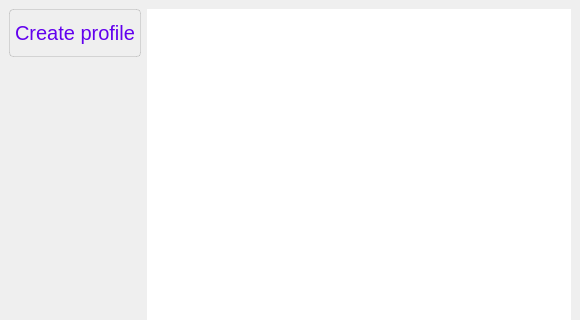
Above: UI/Main.ui from Stefan12321/account_manager before the change; both pictures show x 0 to 580 and y 0 to 320 of the 580 by 528 pixel window. Below: the same form after it.
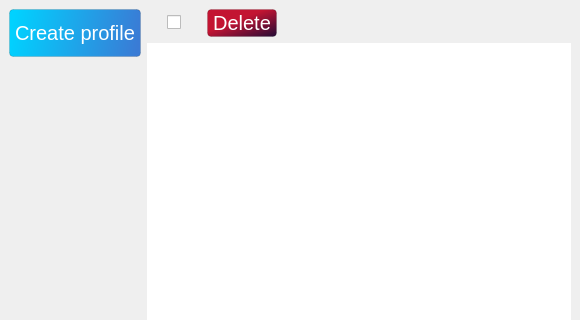
That is the form after the change.

The edit to the form file:
```diff
--- a/UI/Main.ui
+++ b/UI/Main.ui
@@ -14,7 +14,25 @@
    <string>Accounts manager</string>
   </property>
   <property name="styleSheet">
-   <string notr="true">QDialogButtonBox,QPushButton{
+   <string notr="true">#pushButtonDeleteAccounts{
+height: 16px;
+border: 1px solid;
+border-radius: 4px;
+border-color:  rgba(0, 0, 0, 0.12);
+color: #ffffff;
+font: &quot;Roboto&quot;;
+font-size: 20px;
+padding: 5px;
+background-color: qlineargradient(spread:pad, x1:0, y1:0, x2:1, y2:1, stop:0.414773 rgba(195, 20, 50, 255), stop:1 rgba(36, 11, 54, 255));
+}
+
+#pushButtonDeleteAccounts::hover{
+	background-color: qlineargradient(spread:pad, x1:0, y1:0, x2:1, y2:1, stop:0.0852273 rgba(195, 20, 50, 255), stop:1 rgba(36, 11, 54, 255));
+}
+#pushButtonDeleteAccounts::pressed{
+	background-color: qlineargradient(spread:pad, x1:0, y1:0, x2:1, y2:1, stop:0 rgba(157, 16, 40, 255), stop:0.590909 rgba(38, 12, 56, 255));
+}
+QDialogButtonBox,QPushButton{
 height: 36px;
 border: 1px solid;
 border-radius: 4px;
@@ -34,6 +52,17 @@
 QListWidget{
 border: none;
 
+}
+#CreateAccountButton{
+	color: rgb(255, 255, 255);
+	background-color: qlineargradient(spread:pad, x1:0.0113636, y1:0.409, x2:1, y2:0.477, stop:0 rgba(0, 210, 255, 255), stop:1 rgba(58, 123, 213, 255))
+}
+#CreateAccountButton::hover{
+	background-color: qlineargradient(spread:pad, x1:0.0113636, y1:0.409, x2:1, y2:0.477, stop:0 rgba(0, 210, 255, 255), stop:0.619318 rgba(58, 123, 213, 255))
+}
+#CreateAccountButton::pressed{
+	
+	background-color: qlineargradient(spread:pad, x1:0.0113636, y1:0.409, x2:1, y2:0.477, stop:0 rgba(0, 175, 213, 255), stop:0.619318 rgba(39, 83, 144, 255))
 }</string>
   </property>
   <widget class="QWidget" name="centralwidget">
@@ -73,7 +102,74 @@
      </layout>
     </item>
     <item>
-     <widget class="QListWidget" name="listWidget"/>
+     <layout class="QVBoxLayout" name="verticalLayout_2">
+      <item>
+       <layout class="QHBoxLayout" name="horizontalLayout_2">
+        <item>
+         <spacer name="horizontalSpacer_3">
+          <property name="orientation">
+           <enum>Qt::Horizontal</enum>
+          </property>
+          <property name="sizeType">
+           <enum>QSizePolicy::Fixed</enum>
+          </property>
+          <property name="sizeHint" stdset="0">
+           <size>
+            <width>20</width>
+            <height>20</height>
+           </size>
+          </property>
+         </spacer>
+        </item>
+        <item>
+         <widget class="QCheckBox" name="checkBoxCkeckAll">
+          <property name="text">
+           <string/>
+          </property>
+         </widget>
+        </item>
+        <item>
+         <spacer name="horizontalSpacer_2">
+          <property name="orientation">
+           <enum>Qt::Horizontal</enum>
+          </property>
+          <property name="sizeType">
+           <enum>QSizePolicy::Fixed</enum>
+          </property>
+          <property name="sizeHint" stdset="0">
+           <size>
+            <width>20</width>
+            <height>20</height>
+           </size>
+          </property>
+         </spacer>
+        </item>
+        <item>
+         <widget class="QPushButton" name="pushButtonDeleteAccounts">
+          <property name="text">
+           <string>Delete</string>
+          </property>
+         </widget>
+        </item>
+        <item>
+         <spacer name="horizontalSpacer">
+          <property name="orientation">
+           <enum>Qt::Horizontal</enum>
+          </property>
+          <property name="sizeHint" stdset="0">
+           <size>
+            <width>40</width>
+            <height>20</height>
+           </size>
+          </property>
+         </spacer>
+        </item>
+       </layout>
+      </item>
+      <item>
+       <widget class="QListWidget" name="listWidget"/>
+      </item>
+     </layout>
     </item>
    </layout>
   </widget>
```
